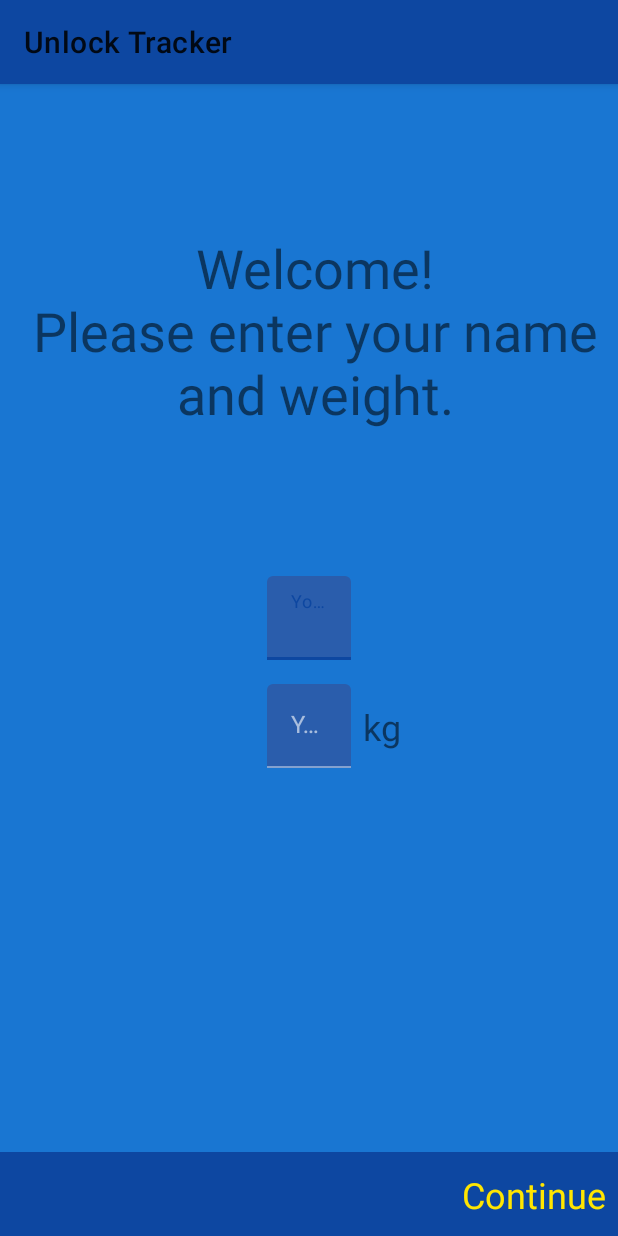
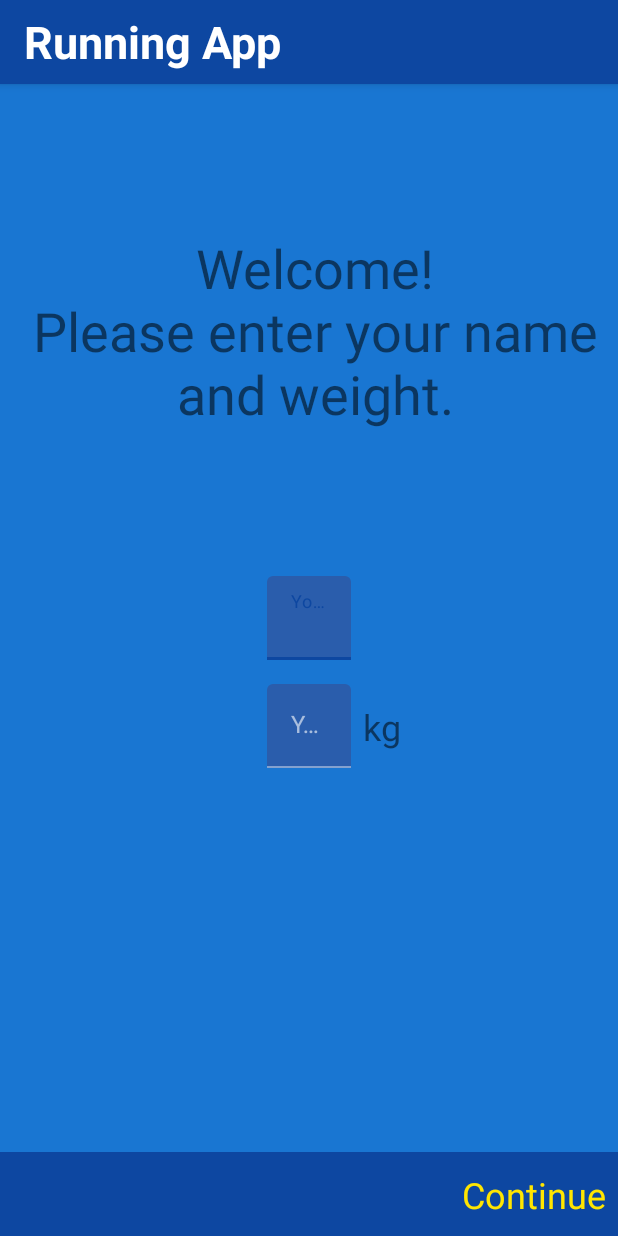
Before and after one commit to mishraaditya595/Unlock-Tracker, an Android app: the screen it shows after launch (MainActivity), on a phone screen of 412 x 824 dp. Run offline under Robolectric (Android 15) with nearby library versions, the phone set to English and light mode, and no system bars; our stand-ins replace Dagger/Hilt's generated code, Timber, navigation-ui.

Commit message:
UI fixes

```diff
--- a/app/src/main/java/com/vob/unlocktracker/ui/MainActivity.kt
+++ b/app/src/main/java/com/vob/unlocktracker/ui/MainActivity.kt
@@ -27,6 +27,7 @@ class MainActivity : AppCompatActivity() {
         binding = ActivityMainBinding.inflate(layoutInflater)
         setContentView(binding.root)
 
+        setSupportActionBar(binding.toolbar)
         navHostFragment = supportFragmentManager.findFragmentByTag("nav_host_frag") as NavHostFragment
 
         navigateToTrackingFragment(intent)
--- a/app/src/main/java/com/vob/unlocktracker/ui/fragments/TrackingFragment.kt
+++ b/app/src/main/java/com/vob/unlocktracker/ui/fragments/TrackingFragment.kt
@@ -52,6 +52,7 @@ class TrackingFragment : Fragment(R.layout.fragment_tracking) {
         binding = FragmentTrackingBinding.bind(view)
         binding.mapView.onCreate(savedInstanceState)
         setHasOptionsMenu(true)
+        binding.btnFinishRun.visibility = View.GONE
         binding.btnToggleRun.setOnClickListener {
             toggleRun()
         }
--- a/app/src/main/res/layout/activity_main.xml
+++ b/app/src/main/res/layout/activity_main.xml
@@ -6,37 +6,37 @@
     android:layout_width="match_parent"
     android:layout_height="match_parent">
 
-<!--    <com.google.android.material.appbar.AppBarLayout-->
-<!--        android:id="@+id/appBarLayout"-->
-<!--        android:layout_width="match_parent"-->
-<!--        android:layout_height="?android:attr/actionBarSize"-->
-<!--        app:layout_constraintEnd_toEndOf="parent"-->
-<!--        app:layout_constraintHorizontal_bias="0.5"-->
-<!--        app:layout_constraintStart_toStartOf="parent"-->
-<!--        app:layout_constraintTop_toTopOf="parent">-->
+    <com.google.android.material.appbar.AppBarLayout
+        android:id="@+id/appBarLayout"
+        android:layout_width="match_parent"
+        android:layout_height="?android:attr/actionBarSize"
+        app:layout_constraintEnd_toEndOf="parent"
+        app:layout_constraintHorizontal_bias="0.5"
+        app:layout_constraintStart_toStartOf="parent"
+        app:layout_constraintTop_toTopOf="parent">
 
-<!--        <com.google.android.material.appbar.MaterialToolbar-->
-<!--            android:id="@+id/toolbar"-->
-<!--            android:layout_width="match_parent"-->
-<!--            android:layout_height="match_parent">-->
+        <com.google.android.material.appbar.MaterialToolbar
+            android:id="@+id/toolbar"
+            android:layout_width="match_parent"
+            android:layout_height="match_parent">
 
-<!--            <com.google.android.material.textview.MaterialTextView-->
-<!--                android:id="@+id/tvToolbarTitle"-->
-<!--                android:layout_width="match_parent"-->
-<!--                android:layout_height="match_parent"-->
-<!--                android:text="Running App"-->
-<!--                android:textSize="30sp"-->
-<!--                android:textStyle="bold"-->
-<!--                android:gravity="center_vertical"-->
-<!--                android:textColor="@android:color/white"-->
-<!--                app:layout_constraintBottom_toBottomOf="parent"-->
-<!--                app:layout_constraintEnd_toEndOf="parent"-->
-<!--                app:layout_constraintHorizontal_bias="0.5"-->
-<!--                app:layout_constraintStart_toStartOf="parent"-->
-<!--                app:layout_constraintTop_toTopOf="parent" />-->
+            <com.google.android.material.textview.MaterialTextView
+                android:id="@+id/tvToolbarTitle"
+                android:layout_width="match_parent"
+                android:layout_height="match_parent"
+                android:text="Running App"
+                android:textSize="30sp"
+                android:textStyle="bold"
+                android:gravity="center_vertical"
+                android:textColor="@android:color/white"
+                app:layout_constraintBottom_toBottomOf="parent"
+                app:layout_constraintEnd_toEndOf="parent"
+                app:layout_constraintHorizontal_bias="0.5"
+                app:layout_constraintStart_toStartOf="parent"
+                app:layout_constraintTop_toTopOf="parent" />
 
-<!--        </com.google.android.material.appbar.MaterialToolbar>-->
-<!--    </com.google.android.material.appbar.AppBarLayout>-->
+        </com.google.android.material.appbar.MaterialToolbar>
+    </com.google.android.material.appbar.AppBarLayout>
 
     <FrameLayout
         android:id="@+id/flFragment"
@@ -45,7 +45,8 @@
         app:layout_constraintBottom_toTopOf="@+id/bottomNavigationView"
         app:layout_constraintEnd_toEndOf="parent"
         app:layout_constraintStart_toStartOf="parent"
-        app:layout_constraintTop_toTopOf="parent">
+        app:layout_constraintTop_toBottomOf="@id/appBarLayout"
+        >
 
         <fragment
             android:id="@+id/navHostFragment"
--- a/app/src/main/res/values/themes.xml
+++ b/app/src/main/res/values/themes.xml
@@ -1,6 +1,6 @@
 <resources xmlns:tools="http://schemas.android.com/tools">
     <!-- Base application theme. -->
-    <style name="Theme.UnlockTracker" parent="Theme.MaterialComponents.DayNight">
+    <style name="Theme.UnlockTracker" parent="Theme.MaterialComponents.DayNight.NoActionBar">
         <!-- Primary brand color. -->
         <item name="colorPrimary">@color/md_blue_900</item>
         <item name="colorPrimaryVariant">@color/white</item>
@@ -14,6 +14,8 @@
         <!-- Customize your theme here. -->
         <item name="android:colorBackground">@color/md_blue_700</item>
         <item name="colorSurface">@color/md_blue_900</item>
+
+
 
         <item name="colorOnBackground">@color/md_blue_50</item>
         <item name="colorOnError">@android:color/black</item>
@@ -36,6 +38,7 @@
         <item name="alertDialogTheme">@style/AlertDialogTheme</item>
     </style>
 
+
     <style name="TextViewStyle" parent="Widget.MaterialComponents.TextView">
         <item name="android:textColor">@android:color/white</item>
 
```
